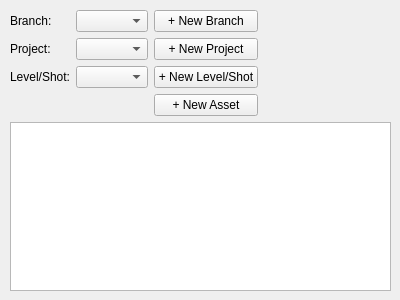
Above: gui/projManager.ui from elwellb/projectManagementTool before the change. Below: the same form after it.
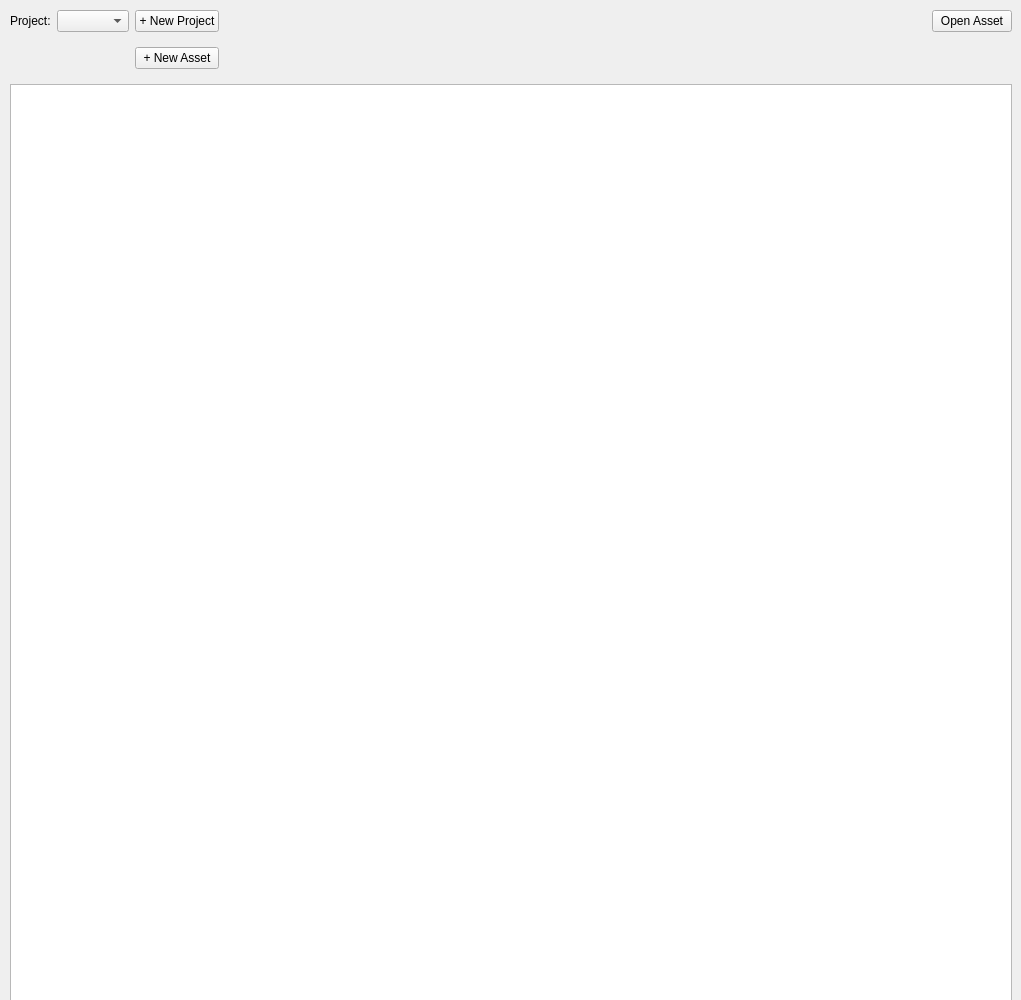
That is the form after the change.

```diff
--- a/gui/projManager.ui
+++ b/gui/projManager.ui
@@ -6,10 +6,22 @@
    <rect>
     <x>0</x>
     <y>0</y>
-    <width>400</width>
-    <height>300</height>
+    <width>1021</width>
+    <height>1000</height>
    </rect>
   </property>
+  <property name="sizePolicy">
+   <sizepolicy hsizetype="MinimumExpanding" vsizetype="MinimumExpanding">
+    <horstretch>0</horstretch>
+    <verstretch>0</verstretch>
+   </sizepolicy>
+  </property>
+  <property name="minimumSize">
+   <size>
+    <width>1000</width>
+    <height>1000</height>
+   </size>
+  </property>
   <property name="windowTitle">
    <string>Form</string>
   </property>
@@ -18,13 +30,32 @@
     <rect>
      <x>10</x>
      <y>10</y>
-     <width>381</width>
-     <height>281</height>
+     <width>1002</width>
+     <height>1062</height>
     </rect>
    </property>
    <layout class="QVBoxLayout" name="verticalLayout">
     <item>
      <layout class="QGridLayout" name="gridLayout">
+      <item row="1" column="1">
+       <widget class="QComboBox" name="projectCombo"/>
+      </item>
+      <item row="2" column="1">
+       <spacer name="verticalSpacer">
+        <property name="orientation">
+         <enum>Qt::Vertical</enum>
+        </property>
+        <property name="sizeType">
+         <enum>QSizePolicy::Preferred</enum>
+        </property>
+        <property name="sizeHint" stdset="0">
+         <size>
+          <width>20</width>
+          <height>40</height>
+         </size>
+        </property>
+       </spacer>
+      </item>
       <item row="1" column="0">
        <widget class="QLabel" name="label_2">
         <property name="text">
@@ -32,19 +63,6 @@
         </property>
        </widget>
       </item>
-      <item row="0" column="3">
-       <spacer name="horizontalSpacer">
-        <property name="orientation">
-         <enum>Qt::Horizontal</enum>
-        </property>
-        <property name="sizeHint" stdset="0">
-         <size>
-          <width>40</width>
-          <height>20</height>
-         </size>
-        </property>
-       </spacer>
-      </item>
       <item row="1" column="2">
        <widget class="QPushButton" name="pushButton_2">
         <property name="text">
@@ -52,85 +70,52 @@
         </property>
        </widget>
       </item>
-      <item row="3" column="1">
-       <spacer name="verticalSpacer">
-        <property name="orientation">
-         <enum>Qt::Vertical</enum>
-        </property>
-        <property name="sizeHint" stdset="0">
-         <size>
-          <width>20</width>
-          <height>40</height>
-         </size>
-        </property>
-       </spacer>
-      </item>
-      <item row="0" column="2">
-       <widget class="QPushButton" name="pushButton">
-        <property name="text">
-         <string>+ New Branch</string>
-        </property>
-       </widget>
-      </item>
-      <item row="1" column="1">
-       <widget class="QComboBox" name="projectCombo"/>
-      </item>
-      <item row="0" column="1">
-       <widget class="QComboBox" name="branchCombo"/>
-      </item>
-      <item row="0" column="0">
-       <widget class="QLabel" name="label">
-        <property name="sizePolicy">
-         <sizepolicy hsizetype="Preferred" vsizetype="Preferred">
-          <horstretch>0</horstretch>
-          <verstretch>0</verstretch>
-         </sizepolicy>
-        </property>
-        <property name="text">
-         <string>Branch:</string>
-        </property>
-       </widget>
-      </item>
-      <item row="2" column="0">
-       <widget class="QLabel" name="label_3">
-        <property name="text">
-         <string>Level/Shot:</string>
-        </property>
-       </widget>
-      </item>
-      <item row="2" column="1">
-       <widget class="QComboBox" name="comboBox"/>
-      </item>
       <item row="2" column="2">
-       <widget class="QPushButton" name="pushButton_3">
-        <property name="text">
-         <string>+ New Level/Shot</string>
-        </property>
-       </widget>
-      </item>
-      <item row="3" column="2">
-       <widget class="QPushButton" name="pushButton_4">
+       <widget class="QPushButton" name="assetCreate">
         <property name="text">
          <string>+ New Asset</string>
         </property>
        </widget>
       </item>
+      <item row="1" column="3">
+       <spacer name="horizontalSpacer">
+        <property name="orientation">
+         <enum>Qt::Horizontal</enum>
+        </property>
+        <property name="sizeType">
+         <enum>QSizePolicy::Expanding</enum>
+        </property>
+        <property name="sizeHint" stdset="0">
+         <size>
+          <width>40</width>
+          <height>20</height>
+         </size>
+        </property>
+       </spacer>
+      </item>
+      <item row="1" column="4">
+       <widget class="QPushButton" name="openAssetButton">
+        <property name="text">
+         <string>Open Asset</string>
+        </property>
+       </widget>
+      </item>
      </layout>
     </item>
     <item>
-     <widget class="QTableView" name="tableView">
+     <widget class="QTableWidget" name="assetTable">
+      <property name="sizePolicy">
+       <sizepolicy hsizetype="Preferred" vsizetype="MinimumExpanding">
+        <horstretch>0</horstretch>
+        <verstretch>0</verstretch>
+       </sizepolicy>
+      </property>
       <property name="alternatingRowColors">
        <bool>true</bool>
       </property>
-      <property name="selectionMode">
-       <enum>QAbstractItemView::SingleSelection</enum>
+      <property name="columnCount">
+       <number>0</number>
       </property>
-      <property name="selectionBehavior">
-       <enum>QAbstractItemView::SelectRows</enum>
-      </property>
-      <attribute name="horizontalHeaderShowSortIndicator" stdset="0">
-       <bool>false</bool>
-      </attribute>
      </widget>
     </item>
    </layout>
```
Left out of the diff: 2 changed lines with no effect on the pictures.
